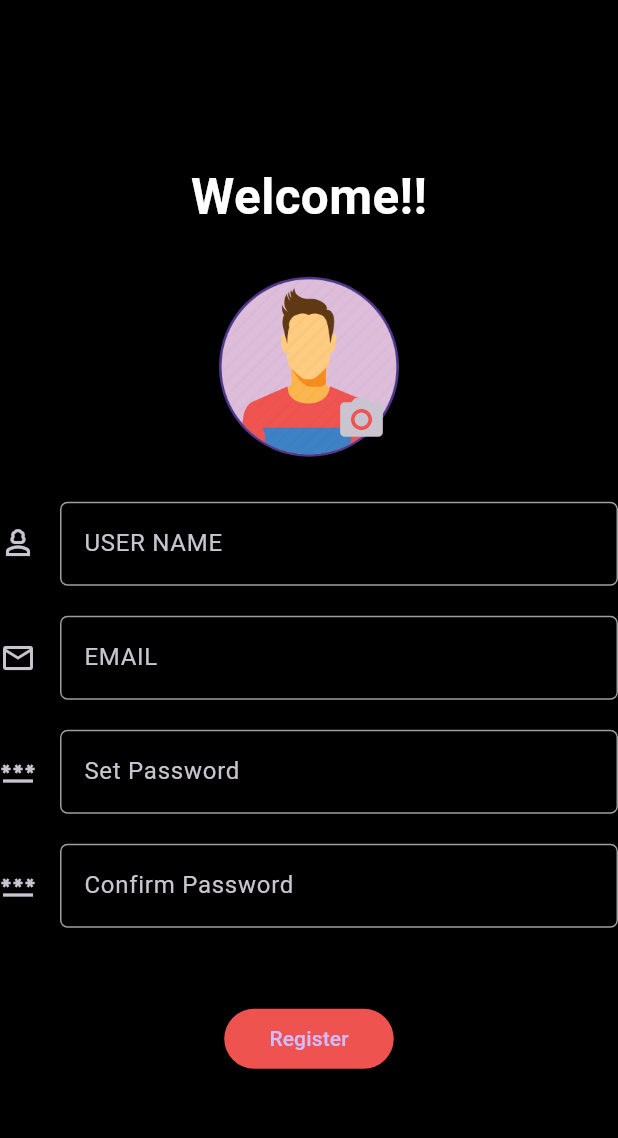
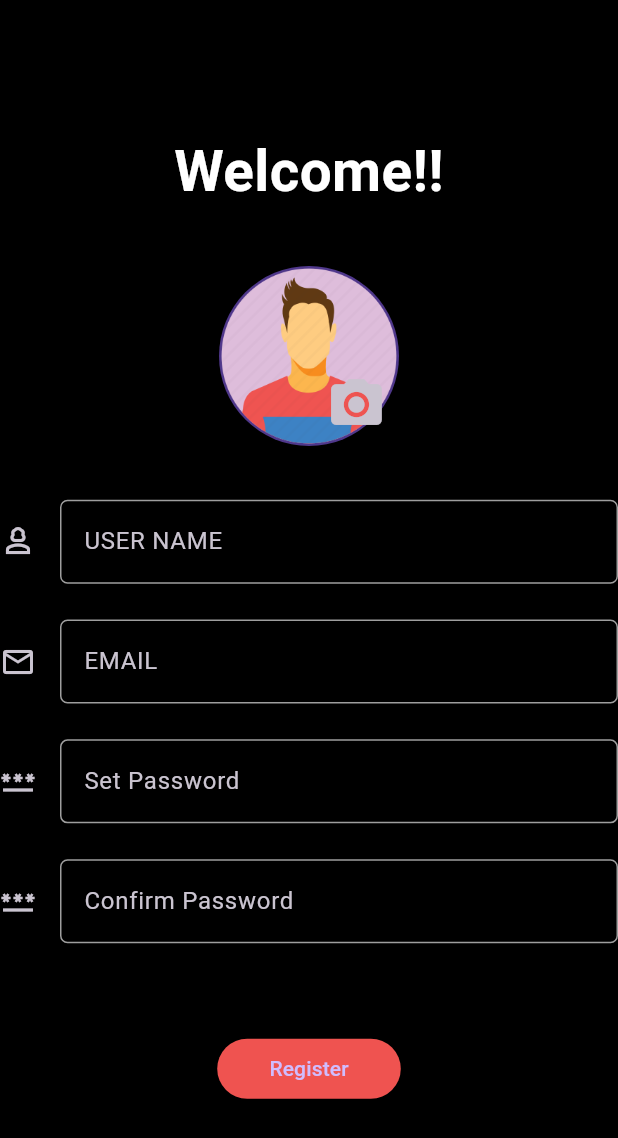
Before and after one commit to HarshGupta0/Shorts_App01, a Flutter app: the SignUpScreen screen opened directly, on a phone screen of 412 x 824 dp. Shown: the top 1138 px of the screen. Run offline on Flutter 3.47's test engine with Material 3 defaults, Android fonts, the phone set to English and light mode, and no system bars; our stand-ins replace cloud_firestore, firebase_auth, firebase_core, firebase_storage, flutter_screenutil, get and 2 more; missing offline and left inert: video_compress; accounts and stored records are empty.

Commit message:
updated code

```diff
--- a/lib/view/screens/auth/signupScreen.dart
+++ b/lib/view/screens/auth/signupScreen.dart
@@ -1,4 +1,5 @@
 import 'package:flutter/material.dart';
+import 'package:flutter_screenutil/flutter_screenutil.dart';
 import 'package:shorts_app/Controller/auth_controller.dart';
 import 'package:shorts_app/view/widgets/glitch.dart';
 import '../../../constants.dart';
@@ -33,11 +34,11 @@ class SignUpScreenState extends State<SignUpScreen> {
                   style: TextStyle(
                       fontWeight: FontWeight.bold,
                       color: Colors.white,
-                      fontSize: 33
+                      fontSize: 33.sp
                   ),
                 )),
                 SizedBox(
-                  height: 30,
+                  height: 30.h,
                 ),
                 InkWell(
                   onTap: (){
@@ -60,13 +61,13 @@ class SignUpScreenState extends State<SignUpScreen> {
                           },
                           icon: Icon(
                             Icons.camera_alt,
-                            size: 34,
+                            size: 34.h,
                           ),
                         )),
                   ],
                 ) ,),
                 SizedBox(
-                  height: 30,
+                  height: 30.h,
                 ),
                 InputText(
                   controller: usernameController,
@@ -74,7 +75,7 @@ class SignUpScreenState extends State<SignUpScreen> {
                   MylableText: "USER NAME",
                 ),
                 SizedBox(
-                  height: 20,
+                  height: 20.h,
                 ),
                 InputText(
                   controller: emailController,
@@ -82,7 +83,7 @@ class SignUpScreenState extends State<SignUpScreen> {
                   MylableText: "EMAIL",
                 ),
                 SizedBox(
-                  height: 20,
+                  height: 20.h,
                 ),
                 InputText(
                   controller: setpasswordController,
@@ -91,7 +92,7 @@ class SignUpScreenState extends State<SignUpScreen> {
                   MylableText: "Set Password",
                 ),
                 SizedBox(
-                  height: 20,
+                  height: 20.h,
                 ),
                 InputText(
                   controller: ConfirmpasswordController,
@@ -100,7 +101,7 @@ class SignUpScreenState extends State<SignUpScreen> {
                   MylableText: "Confirm Password",
                 ),
                 SizedBox(
-                  height: 50,
+                  height: 50.h,
                 ),
                 ElevatedButton(
                   onPressed: () {
@@ -120,7 +121,7 @@ class SignUpScreenState extends State<SignUpScreen> {
                   },
                   child: Container(
                     alignment: Alignment.center,
-                    width: 65,
+                    width: 65.w,
                     child: Text(" Register "),
                   ),
                   style: ElevatedButton.styleFrom(primary: buttonColor),
```
